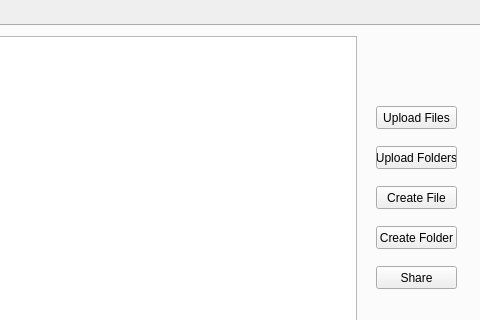
First picture: the form in main.ui, repository Orico83/FileSpace, before the edit; both pictures show x 356 to 836 and y 0 to 320 of the 836 by 587 pixel window.
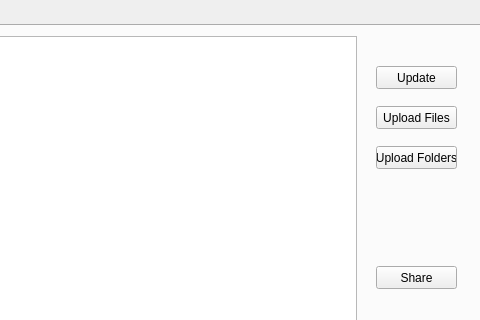
Second picture: the form after the edit.

```diff
--- a/main.ui
+++ b/main.ui
@@ -68,32 +68,6 @@
       <string>Upload Folders</string>
      </property>
     </widget>
-    <widget class="QPushButton" name="create_folder_button">
-     <property name="geometry">
-      <rect>
-       <x>730</x>
-       <y>200</y>
-       <width>81</width>
-       <height>23</height>
-      </rect>
-     </property>
-     <property name="text">
-      <string>Create Folder</string>
-     </property>
-    </widget>
-    <widget class="QPushButton" name="create_file_button">
-     <property name="geometry">
-      <rect>
-       <x>730</x>
-       <y>160</y>
-       <width>81</width>
-       <height>23</height>
-      </rect>
-     </property>
-     <property name="text">
-      <string>Create File</string>
-     </property>
-    </widget>
     <widget class="QPushButton" name="go_back_button">
      <property name="geometry">
       <rect>
@@ -144,6 +118,19 @@
       <enum>QListView::IconMode</enum>
      </property>
     </widget>
+    <widget class="QPushButton" name="update_changes_button">
+     <property name="geometry">
+      <rect>
+       <x>730</x>
+       <y>40</y>
+       <width>81</width>
+       <height>23</height>
+      </rect>
+     </property>
+     <property name="text">
+      <string>Update</string>
+     </property>
+    </widget>
    </widget>
    <widget class="QWidget" name="tab_2">
     <attribute name="title">
```
